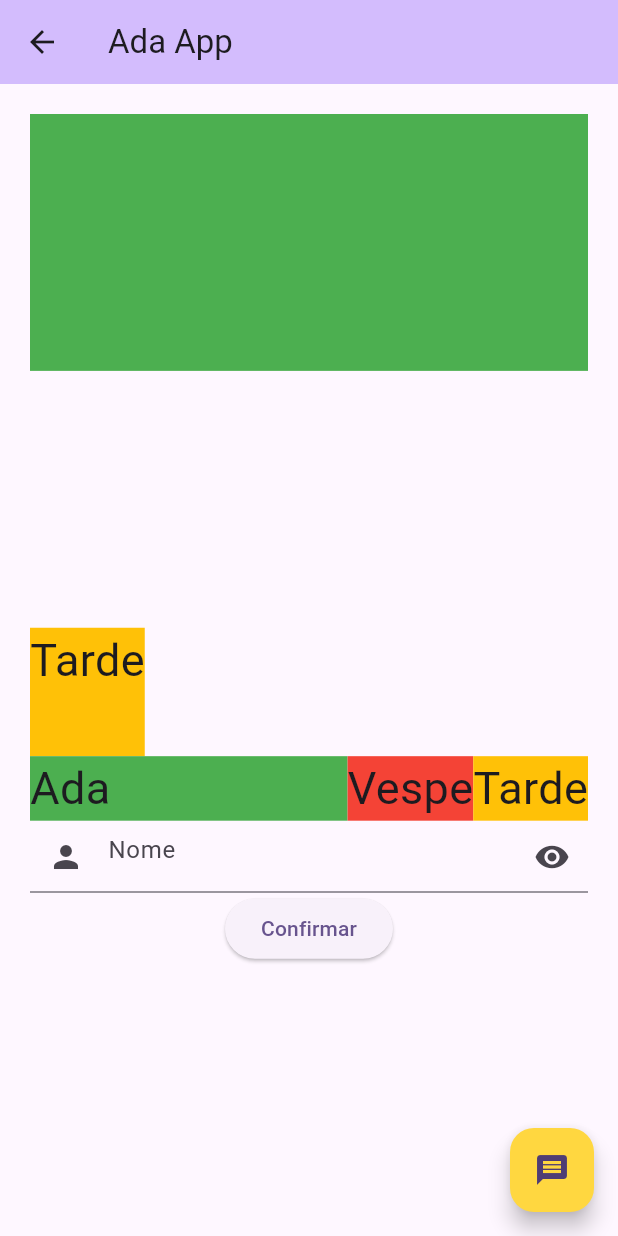
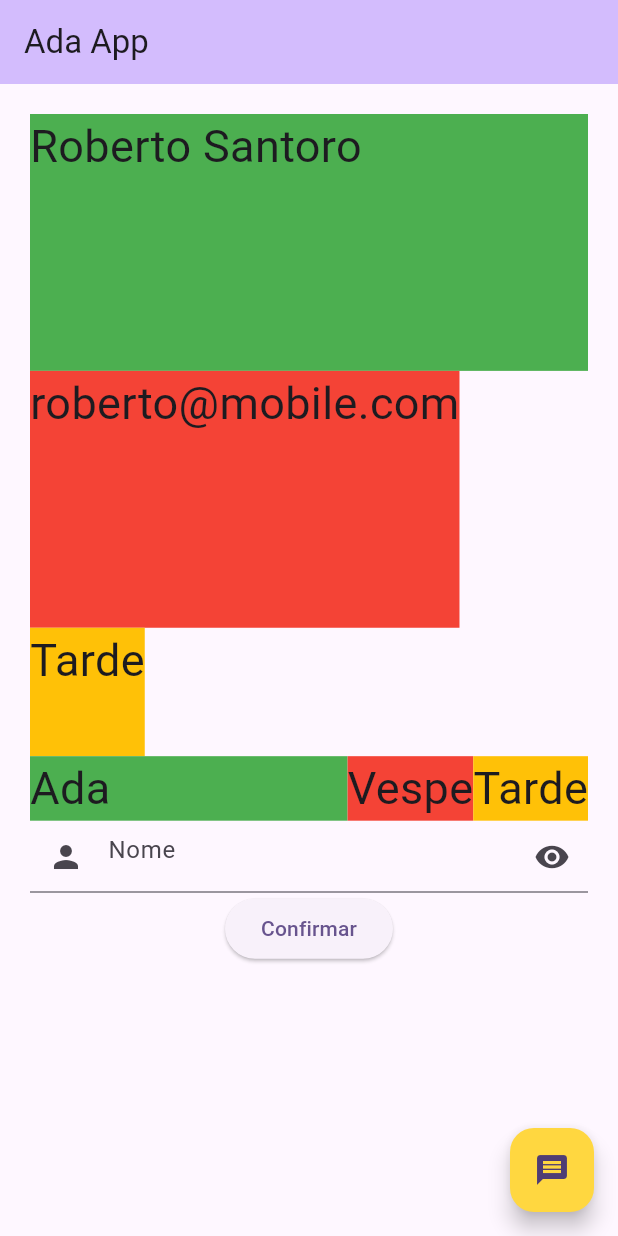
Before and after one commit to samueloliveiravs/ada_app, a Flutter app: the Login screen opened directly, after a tap on "Login", on a phone screen of 412 x 824 dp. Run offline on Flutter 3.47's test engine with Material 3 defaults, Android fonts, the phone set to English and light mode, and no system bars; our stand-ins replace google_fonts; network calls fail.

Commit message:
Aula 15: Aprendendo a Usar rotas nomeadas, e passar objetos para outras telas atraves de classes

```diff
--- a/lib/ada_app.dart
+++ b/lib/ada_app.dart
@@ -1,4 +1,6 @@
+import 'package:ada_app/pages/ada_home.dart';
 import 'package:ada_app/pages/login.dart';
+import 'package:ada_app/routes/app_routes.dart';
 import 'package:flutter/material.dart';
 import 'package:google_fonts/google_fonts.dart';
 
@@ -9,12 +11,16 @@ class AdaApp extends StatelessWidget {
   @override
   Widget build(BuildContext context) {
     return MaterialApp(
+      initialRoute: AppRoutes.login,
+      routes: {
+        AppRoutes.login: (context) => Login(),
+        AppRoutes.home: (context) => AdaHome()
+      },
       debugShowCheckedModeBanner: false,
       theme: ThemeData(
         colorScheme: .fromSeed(seedColor: Colors.deepPurple),
         textTheme: GoogleFonts.fugazOneTextTheme(),
       ),
-      home: Login(),
     );
   }
 }
--- a/lib/ada_app_clean.dart
+++ b/lib/ada_app_clean.dart
@@ -10,7 +10,7 @@ class AdaAppClean extends StatelessWidget {
     return MaterialApp(
       debugShowCheckedModeBanner: true,
       theme: ThemeData(colorScheme: .fromSeed(seedColor: Colors.deepPurple)),
-      home: AdaHome(nome: "a", email: "s",),
+      home: AdaHome(),
     );
   }
 }
--- a/lib/ada_app_debug.dart
+++ b/lib/ada_app_debug.dart
@@ -10,7 +10,7 @@ class AdaAppDebug extends StatelessWidget {
     return MaterialApp(
       debugShowCheckedModeBanner: true,
       theme: ThemeData(colorScheme: .fromSeed(seedColor: Colors.deepPurple)),
-      home: AdaHome(nome: "a", email: "s",),
+      home: AdaHome(),
     );
   }
 }
--- a/lib/pages/ada_home.dart
+++ b/lib/pages/ada_home.dart
@@ -1,9 +1,8 @@
+import 'package:ada_app/service/usuario.dart';
 import 'package:flutter/material.dart';
 
 class AdaHome extends StatefulWidget {
-  final String nome;
-  final String email;
-  const AdaHome({super.key, required this.nome, required this.email});
+  const AdaHome({super.key});
 
   @override
   State<AdaHome> createState() => _AdaHomeState();
@@ -30,6 +29,11 @@ class _AdaHomeState extends State<AdaHome> {
 
   @override
   Widget build(BuildContext context) {
+    final args =
+        ModalRoute.of(context)!.settings.arguments as Map<String, dynamic>;
+
+    Usuario user = args["user"];
+
     return Scaffold(
       appBar: AppBar(
         title: Text("Ada App"),
@@ -47,14 +51,14 @@ class _AdaHomeState extends State<AdaHome> {
               child: Container(
                 width: double.infinity,
                 color: Colors.green,
-                child: Text(widget.nome, style: TextStyle(fontSize: 30)),
+                child: Text(user.nome, style: TextStyle(fontSize: 30)),
               ),
             ),
             Expanded(
               flex: 2,
               child: Container(
                 color: Colors.red,
-                child: Text(widget.email, style: TextStyle(fontSize: 30)),
+                child: Text(user.email, style: TextStyle(fontSize: 30)),
               ),
             ),
             Expanded(
--- a/lib/pages/login.dart
+++ b/lib/pages/login.dart
@@ -1,3 +1,5 @@
+import 'package:ada_app/routes/app_routes.dart';
+import 'package:ada_app/service/usuario.dart';
 import 'package:flutter/material.dart';
 
 import 'ada_home.dart';
@@ -22,11 +24,20 @@ class _LoginState extends State<Login> {
       setState(() {});
     }
 
-    Navigator.pushReplacement(
+    // Navigator.pushReplacement(
+    //   context,
+    //   MaterialPageRoute(
+    //     builder: (context) => AdaHome(),
+    //   ),
+    // );
+
+    Navigator.pushNamedAndRemoveUntil(
       context,
-      MaterialPageRoute(
-        builder: (context) => AdaHome(nome: txtNome.text, email: txtEmail.text),
-      ),
+      AppRoutes.home,
+      (route) => false,
+      arguments: {
+        "user": Usuario(nome: "Roberto Santoro", email: "roberto@mobile.com"),
+      },
     );
   }
 
--- /dev/null
+++ b/lib/routes/app_routes.dart
@@ -0,0 +1,5 @@
+class AppRoutes {
+  static const login = "/";
+  static const home = "/home";
+  static const profile = "/profile";
+}
--- /dev/null
+++ b/lib/service/usuario.dart
@@ -0,0 +1,6 @@
+class Usuario {
+  final String nome;
+  final String email;
+
+  Usuario({required this.nome, required this.email});
+}
```
